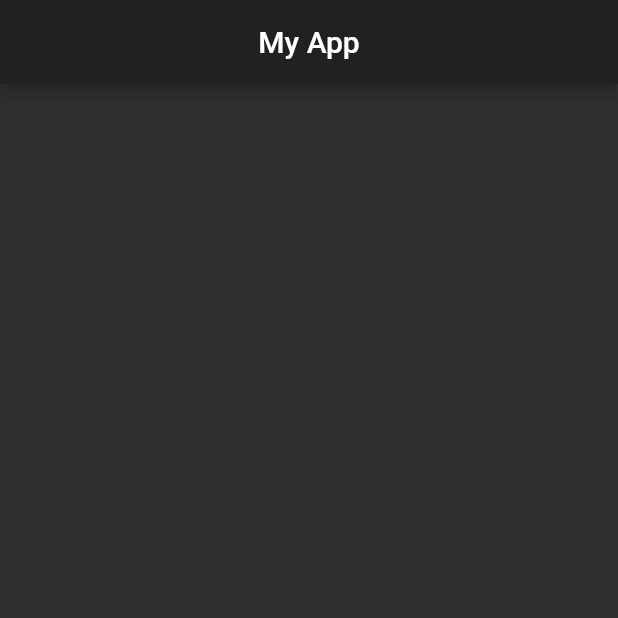
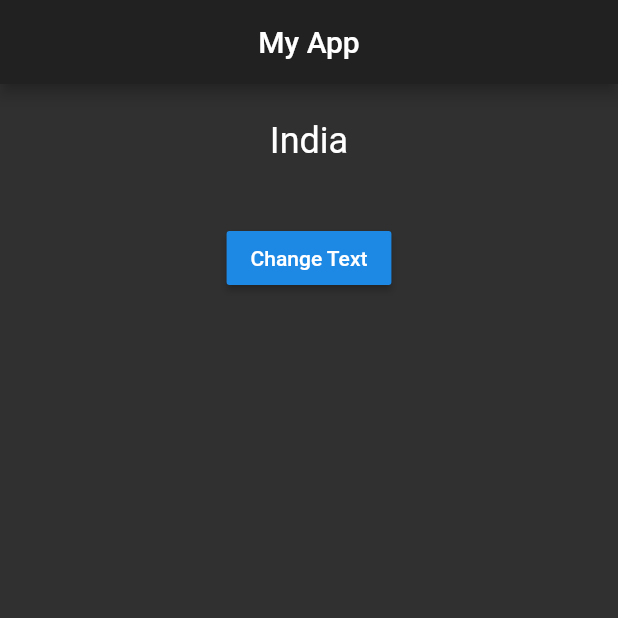
Before and after one commit to darshit-rudani/udemy-assignments, a Flutter app: the screen it shows after launch, on a phone screen of 412 x 824 dp, the top half of it. Run offline on Flutter 3.47's test engine with Material 2 defaults, Android fonts, the phone set to English and light mode, and no system bars.

```diff
--- a/lib/main.dart
+++ b/lib/main.dart
@@ -1,10 +1,14 @@
+import 'package:assignment/text_control.dart';
 import 'package:flutter/material.dart';
 
-void main() {
-  runApp(MyApp());
+void main(){
+  runApp(
+    MyApp()
+  );
 }
 
 class MyApp extends StatelessWidget {
+
   @override
   Widget build(BuildContext context) {
     return MaterialApp(
@@ -18,6 +22,13 @@ class MyApp extends StatelessWidget {
             ),
           ),
         ),
+        body: Column(
+          children: <Widget>[
+            Center(
+              child: TextControl(),
+            ),
+          ],
+        ),
       ),
     );
   }
--- /dev/null
+++ b/lib/text.dart
@@ -0,0 +1,20 @@
+import 'package:flutter/material.dart';
+
+class TextDisplay extends StatelessWidget {
+  final String displayText;
+
+  TextDisplay({this.displayText = 'Default Text'});
+
+  @override
+  Widget build(BuildContext context) {
+    return Container(
+      margin: EdgeInsets.all(24.0),
+      child: Text(
+        displayText,
+        style: TextStyle(
+            fontSize: 24.0
+        ),
+      ),
+    );
+  }
+}
--- /dev/null
+++ b/lib/text_control.dart
@@ -0,0 +1,56 @@
+import 'package:flutter/material.dart';
+import 'dart:math';
+import 'package:assignment/text.dart';
+
+int getRandomPosition({int min = 0, required int max}) {
+  final _random = Random();
+  return min + _random.nextInt(max - min);
+}
+
+class TextControl extends StatefulWidget {
+  final int initPosition = 0;
+
+  @override
+  _TextControlState createState() => _TextControlState();
+}
+
+class _TextControlState extends State<TextControl> {
+  List<String> _textList = const [
+    'India',
+    'Australia',
+    'New Zealand',
+    'England',
+  ];
+
+  late int _currentPosition;
+
+  @override
+  void initState() {
+    _currentPosition = widget.initPosition;
+    super.initState();
+  }
+
+  @override
+  Widget build(BuildContext context) {
+    return Column(
+      children: <Widget>[
+        TextDisplay(
+          displayText: _textList[_currentPosition],
+        ),
+        Container(
+          margin: EdgeInsets.all(16.0),
+          child: RaisedButton(
+            onPressed: () {
+              setState(() {
+                _currentPosition = getRandomPosition(
+                    max: _textList.length
+                );
+              });
+            },
+            child: Text('Change Text'),
+          ),
+        )
+      ],
+    );
+  }
+}
```
